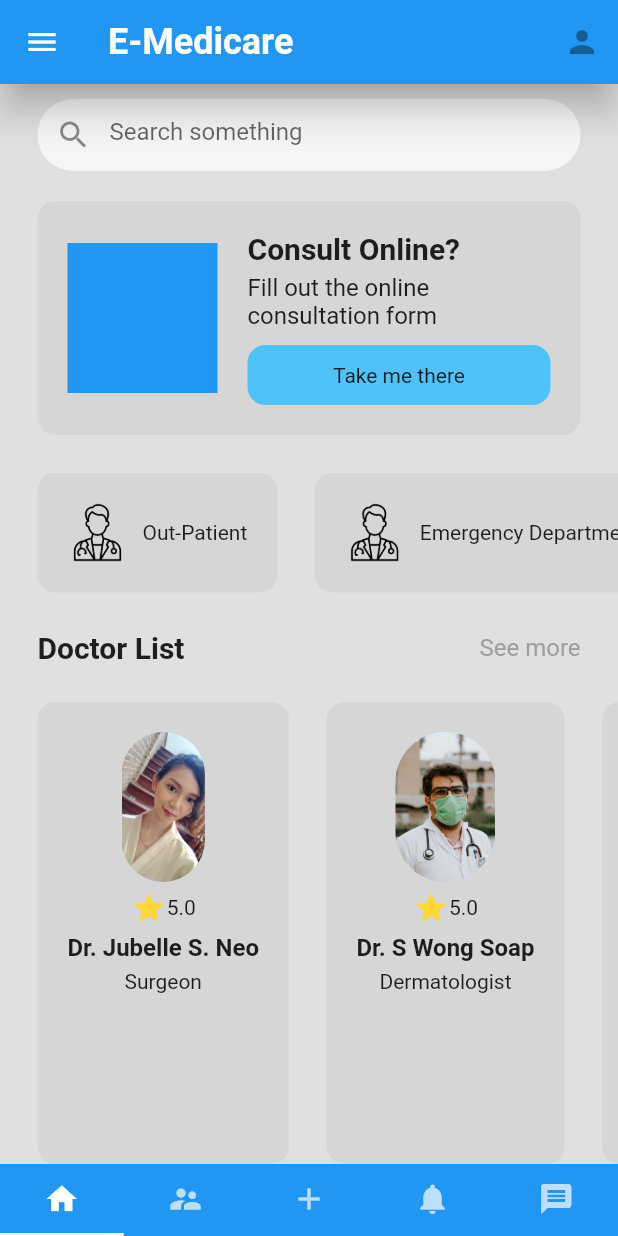
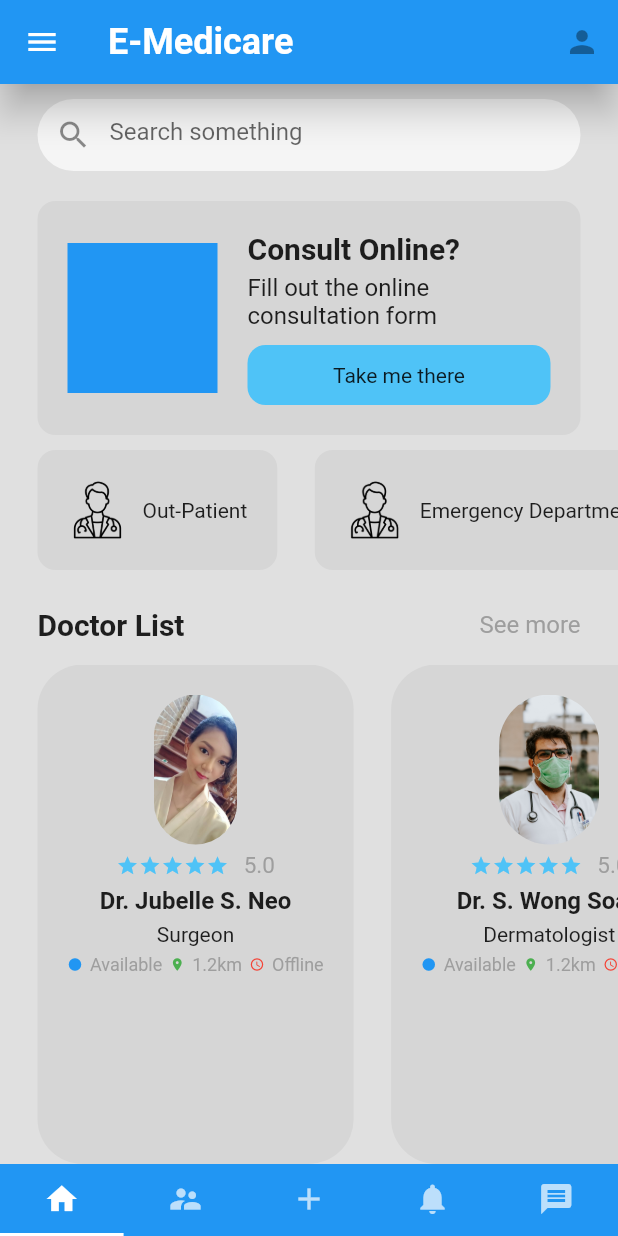
Before and after one commit to skzysty/emedicare, a Flutter app: the screen it shows after launch, on a phone screen of 412 x 824 dp. Run offline on Flutter 3.47's test engine with Material 2 defaults, Android fonts, the phone set to English and light mode, and no system bars.

Commit message:
new update

```diff
--- a/lib/pages/home_page.dart
+++ b/lib/pages/home_page.dart
@@ -83,7 +83,7 @@ class _HomePageState extends State<HomePage>
 
           SizedBox(height: 20),
 
-          // card -> how do you feel?
+          // card -> message
           Padding(
             padding: const EdgeInsets.symmetric(horizontal: 25.0),
             child: Container(
@@ -137,7 +137,7 @@ class _HomePageState extends State<HomePage>
             ),
           ),
 
-          SizedBox(height: 25),
+          SizedBox(height: 10),
 
           // horizonal listeview -> categories
           Container(
@@ -224,7 +224,7 @@ class _HomePageState extends State<HomePage>
             ),
           ),
 
-          SizedBox(height: 25),
+          SizedBox(height: 15),
 
           Expanded(
             child: ListView(
@@ -240,7 +240,7 @@ class _HomePageState extends State<HomePage>
                   doctorImagePath:
                       'lib/images/ashkan-forouzani-DPEPYPBZpB8-unsplash.jpg',
                   rating: '5.0',
-                  doctorName: 'Dr. S Wong Soap',
+                  doctorName: 'Dr. S. Wong Soap',
                   doctorProfession: 'Dermatologist',
                 ),
                 Doctor(
--- a/lib/util/doctor.dart
+++ b/lib/util/doctor.dart
@@ -1,3 +1,4 @@
+import 'package:emedicare/util/icon_and_text.dart';
 import 'package:flutter/material.dart';
 
 class Doctor extends StatelessWidget {
@@ -22,7 +23,7 @@ class Doctor extends StatelessWidget {
           padding: EdgeInsets.all(20),
           decoration: BoxDecoration(
             color: Colors.grey[350],
-            borderRadius: BorderRadius.circular(12),
+            borderRadius: BorderRadius.circular(30),
           ),
         child: Column(
           children: [
@@ -41,10 +42,18 @@ class Doctor extends StatelessWidget {
 
             Row(
               children: [
-                Icon(Icons.star,
-                color: Colors.yellow[600],
+                Wrap(
+                  children: List.generate(5, (index) => Icon(Icons.star, color: Colors.lightBlue[300], size: 15,)
+                )
                 ),
-                Text(rating),
+                SizedBox(width: 10,),
+                Text(
+                    rating,
+                  style: TextStyle(
+                    fontSize: 15,
+                    color: Colors.grey[500],
+                  ),
+                ),
               ],
             ),
             SizedBox(height: 05),
@@ -60,6 +69,26 @@ class Doctor extends StatelessWidget {
 
             //doctor title
             Text(doctorProfession),
+
+            SizedBox(
+              height: 5,
+            ),
+
+            Row(
+              children: [
+                IconandTextWidget(icon: Icons.circle_sharp,
+                    text: 'Available',
+                    iconColor: Colors.blue),
+                SizedBox(width: 5,),
+                IconandTextWidget(icon: Icons.location_on,
+                    text: '1.2km',
+                    iconColor: Colors.green),
+                SizedBox(width: 5,),
+                IconandTextWidget(icon: Icons.access_time_rounded,
+                    text: 'Offline',
+                    iconColor: Colors.red)
+              ],
+            )
           ],
         ),
     ),
--- /dev/null
+++ b/lib/util/icon_and_text.dart
@@ -0,0 +1,29 @@
+import 'package:flutter/material.dart';
+
+class IconandTextWidget extends StatelessWidget {
+  final IconData icon;
+  final String text;
+  final Color iconColor;
+
+  const IconandTextWidget({Key? key,
+    required this.icon,
+    required this.text,
+    required this.iconColor}) : super(key: key);
+
+  @override
+  Widget build(BuildContext context) {
+    return Row(
+      children: [
+        Icon(icon, color: iconColor, size: 10,),
+        SizedBox(width: 5,),
+        Text(
+            text,
+          style: TextStyle(
+            fontSize: 12,
+            color: Colors.grey[500],
+          ),
+        ),
+      ]
+    );
+  }
+}
```
